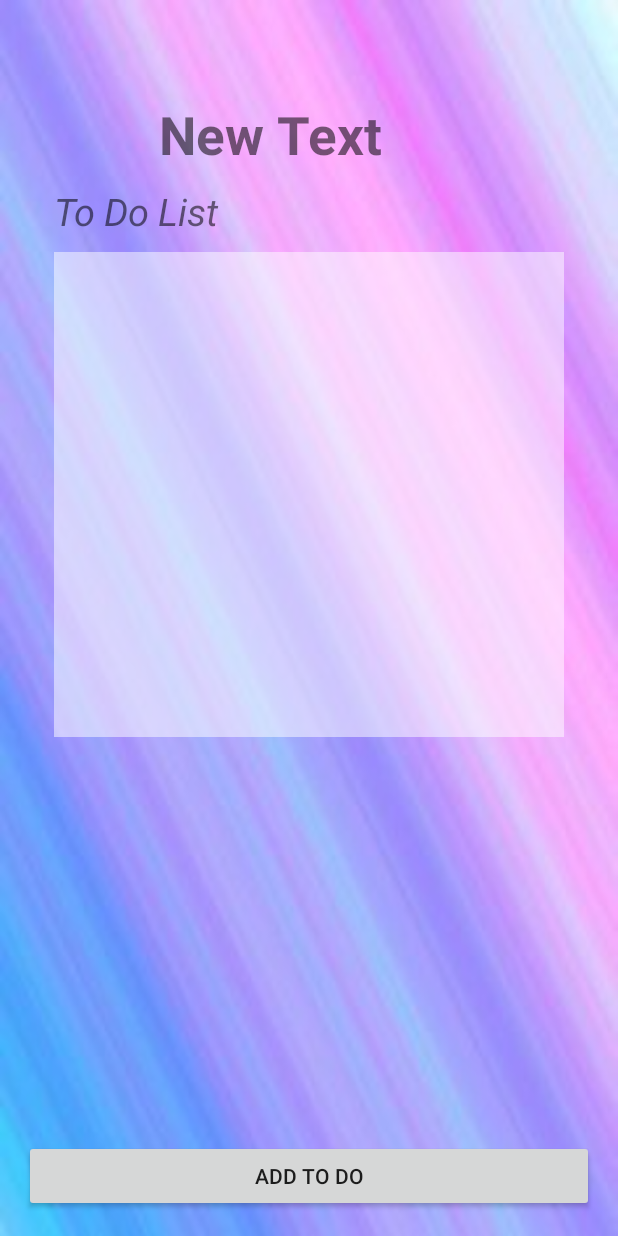
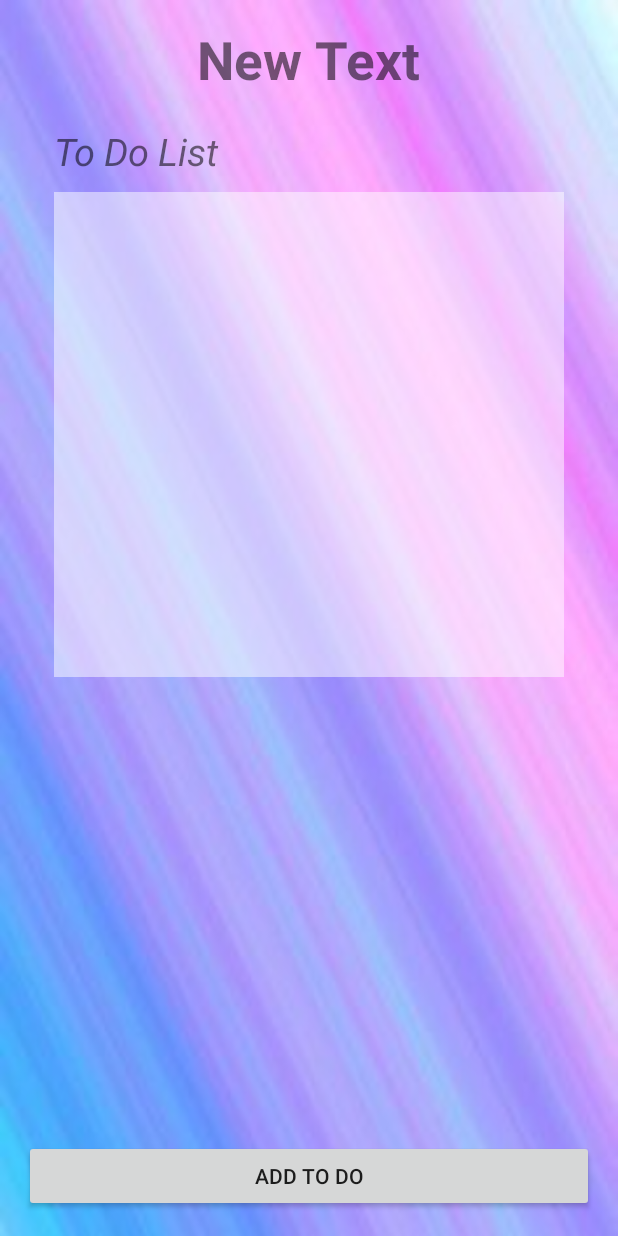
Before and after one commit to masterUNG/Solenda, an Android app: the layout activity_show_to_do_list.xml on its own in the app's theme, with its tools: preview values and no code run, on a phone screen of 412 x 824 dp. Run offline under Robolectric (Android 15) with nearby library versions, the phone set to English and light mode, and no system bars.

Commit message:
Show TextView finish

```diff
--- a/app/src/main/res/layout/activity_show_to_do_list.xml
+++ b/app/src/main/res/layout/activity_show_to_do_list.xml
@@ -15,19 +15,8 @@
         android:layout_height="wrap_content"
         android:padding="20dp"
         android:layout_centerHorizontal="true"
-        android:orientation="vertical">
-
-        <TextView
-            android:layout_width="wrap_content"
-            android:layout_height="wrap_content"
-            android:text="New Text"
-            android:id="@+id/textView8"
-            android:textSize="@dimen/h1"
-            android:textStyle="bold"
-            android:layout_marginLeft="70dp"
-            android:layout_marginTop="30dp"
-            android:layout_marginRight="70dp"
-            android:layout_marginBottom="10dp" />
+        android:orientation="vertical"
+        android:layout_below="@+id/txtShowDate">
 
         <TextView
             android:layout_width="wrap_content"
@@ -53,4 +42,13 @@
         android:id="@+id/button2"
         android:layout_alignParentBottom="true" />
 
+    <TextView
+        android:layout_width="wrap_content"
+        android:layout_height="wrap_content"
+        android:text="New Text"
+        android:id="@+id/txtShowDate"
+        android:textSize="@dimen/h1"
+        android:textStyle="bold"
+        android:layout_centerHorizontal="true" />
+
 </RelativeLayout>
```
Also changed, not shown: app/src/main/java/rtc/amornrat/sirinrat/solendar/ShowToDoList.java (+26 -1 lines).
